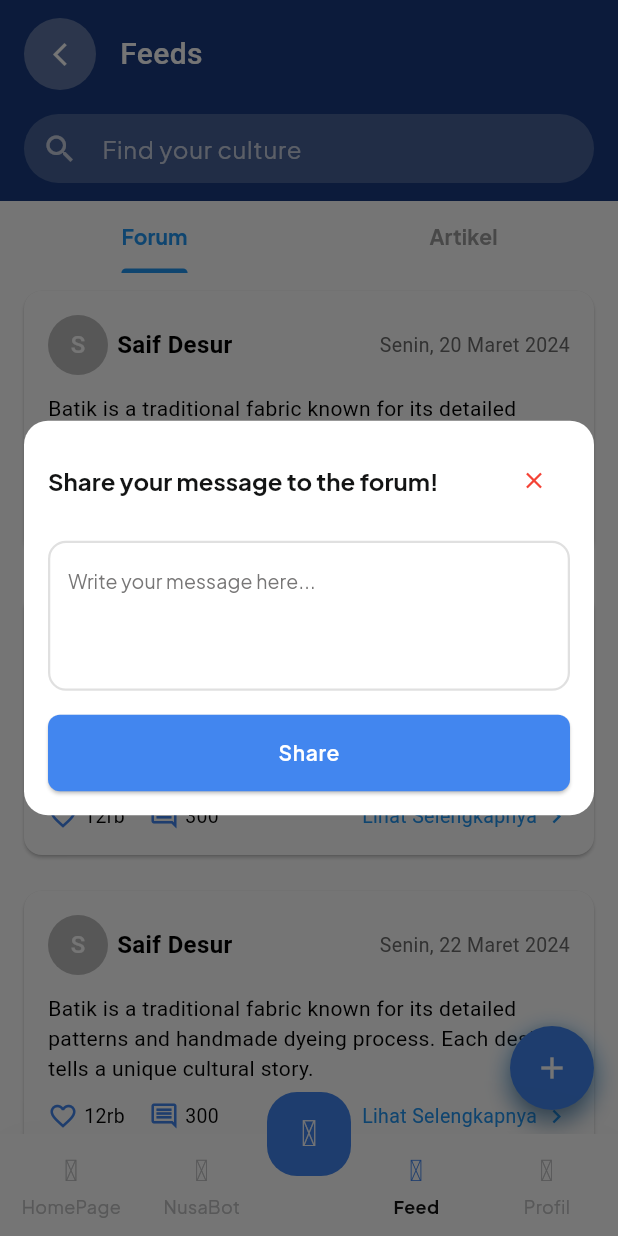
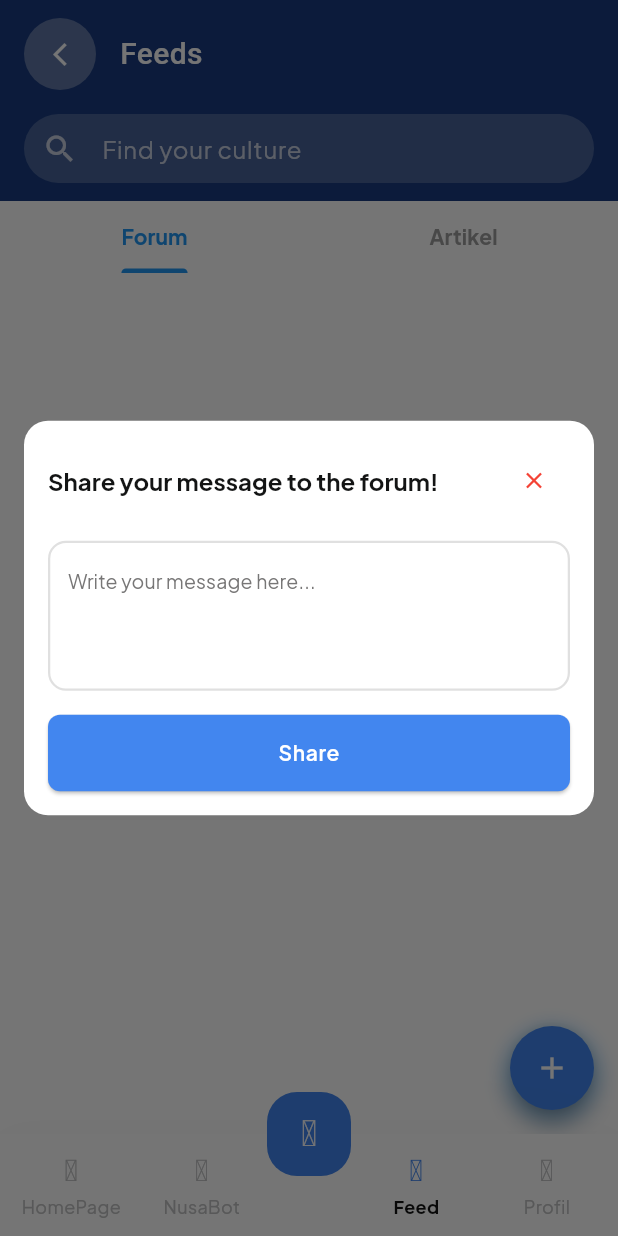
Before and after one commit to ekadanis/Nusa_app, a Flutter app: the FeedsPage screen opened by its route, after a tap on the "add" icon, on a phone screen of 412 x 824 dp. Run offline on Flutter 3.47's test engine with Material 3 defaults, Android fonts, the phone set to English and light mode, and no system bars; drawn by our look-alikes of loader_overlay; our stand-ins replace another_flushbar, auto_route, bloc, camera, cloud_firestore, dartz and 13 more; accounts and stored records are empty; generated files the repository leaves out were written again.

```diff
--- a/lib/features/auth/views/login_page.dart
+++ b/lib/features/auth/views/login_page.dart
@@ -37,7 +37,9 @@ class LoginPage extends StatelessWidget {
               child: _socialLoginButton(
                 context: context,
                 onPressed: () {
+                  print('yo');
                   context.router.push(DashboardRoute());
+                  print('ya');
                 },
                 text: "Sign In Using Google Account",
                 icon: Image.asset(
--- a/lib/features/feeds/views/feeds_page.dart
+++ b/lib/features/feeds/views/feeds_page.dart
@@ -1,10 +1,12 @@
 import 'package:auto_route/auto_route.dart';
+import 'package:cloud_firestore/cloud_firestore.dart';
 import 'package:flutter/material.dart';
 import 'package:nusa_app/core/app_colors.dart';
 import 'package:nusa_app/core/styles.dart';
 import 'package:nusa_app/l10n/l10n.dart';
 import 'package:iconsax_plus/iconsax_plus.dart';
 import 'package:nusa_app/routes/router.dart';
+import 'package:intl/intl.dart';
 
 @RoutePage()
 class FeedsPage extends StatefulWidget {
@@ -19,6 +21,9 @@ class _FeedsPageState extends State<FeedsPage>
   late TabController _tabController;
   int _currentIndex = 0;
   final TextEditingController _postController = TextEditingController();
+
+  final CollectionReference myFeeds =
+      FirebaseFirestore.instance.collection('feeds');
 
   @override
   void initState() {
@@ -157,9 +162,141 @@ class _FeedsPageState extends State<FeedsPage>
   }
 
   Widget _buildForumContent() {
-    return ListView.builder(
-      itemCount: 3,
-      itemBuilder: (context, index) => _buildForumPost(index),
+    return StreamBuilder(
+      stream: myFeeds.snapshots(),
+      builder: (context, AsyncSnapshot<QuerySnapshot> streamSnapShot) {
+        if (streamSnapShot.connectionState == ConnectionState.waiting) {
+          return const Center(child: CircularProgressIndicator());
+        }
+
+        if (streamSnapShot.hasError) {
+          print('Firestore Error: ${streamSnapShot.error}');
+          return Center(
+            child: Text(
+              'Error: ${streamSnapShot.error}',
+              style: const TextStyle(color: Colors.red),
+            ),
+          );
+        }
+
+        final docs = streamSnapShot.data?.docs ?? [];
+
+        if (docs.isEmpty) {
+          return const Center(child: Text('No posts found.'));
+        }
+
+        return ListView.builder(
+          itemCount: docs.length,
+          itemBuilder: (context, index) {
+            final doc = docs[index];
+            final data = doc.data() as Map<String, dynamic>;
+            final content = data['content'] ?? '';
+            final timestamp = data['date'] as Timestamp?;
+            final like = data['like'] ?? 0;
+
+            // Format tanggal
+            final dateStr = timestamp != null
+                ? DateFormat('EEEE, d MMMM yyyy', 'id_ID')
+                    .format(timestamp.toDate())
+                : 'Unknown date';
+
+            return InkWell(
+              onTap: () => context.router.push(const ForumDetailRoute()),
+              child: Card(
+                margin:
+                    const EdgeInsets.symmetric(horizontal: 16, vertical: 12),
+                elevation: 1,
+                shape: RoundedRectangleBorder(
+                  borderRadius: BorderRadius.circular(12),
+                ),
+                child: Padding(
+                  padding: const EdgeInsets.all(16),
+                  child: Column(
+                    crossAxisAlignment: CrossAxisAlignment.start,
+                    children: [
+                      // Header: Avatar & Author & Date
+                      Row(
+                        mainAxisAlignment: MainAxisAlignment.spaceBetween,
+                        children: [
+                          Row(
+                            children: [
+                              CircleAvatar(
+                                backgroundColor: Colors.grey[400],
+                                child: const Text('S',
+                                    style: TextStyle(color: Colors.white)),
+                              ),
+                              const SizedBox(width: 6),
+                              const Text(
+                                'Saif Desur',
+                                style: TextStyle(
+                                  fontWeight: FontWeight.bold,
+                                  fontSize: 16,
+                                ),
+                              ),
+                            ],
+                          ),
+                          Text(
+                            dateStr,
+                            style: TextStyle(
+                              color: AppColors.grey300,
+                              fontSize: 13,
+                            ),
+                          ),
+                        ],
+                      ),
+
+                      const SizedBox(height: 12),
+
+                      // Content
+                      Text(
+                        content,
+                        style: const TextStyle(fontSize: 14),
+                      ),
+
+                      const SizedBox(height: 12),
+
+                      // Likes & Comments Row
+                      Row(
+                        mainAxisAlignment: MainAxisAlignment.spaceBetween,
+                        children: [
+                          Row(
+                            children: [
+                              const Icon(Icons.favorite_border,
+                                  color: AppColors.primary50, size: 20),
+                              const SizedBox(width: 4),
+                              Text('$like',
+                                  style: const TextStyle(fontSize: 13)),
+                              const SizedBox(width: 16),
+                              const Icon(Icons.comment_outlined,
+                                  color: AppColors.primary50, size: 20),
+                              const SizedBox(width: 4),
+                              const Text('300',
+                                  style:
+                                      TextStyle(fontSize: 13)), // placeholder
+                            ],
+                          ),
+                          Row(
+                            children: const [
+                              Text(
+                                'Lihat Selengkapnya',
+                                style:
+                                    TextStyle(color: Colors.blue, fontSize: 13),
+                              ),
+                              SizedBox(width: 4),
+                              Icon(Icons.chevron_right,
+                                  color: Colors.blue, size: 18),
+                            ],
+                          ),
+                        ],
+                      ),
+                    ],
+                  ),
+                ),
+              ),
+            );
+          },
+        );
+      },
     );
   }
 
@@ -206,99 +343,6 @@ class _FeedsPageState extends State<FeedsPage>
             _buildCategoryChip("Food & Recipes"),
             _buildCategoryChip("Traditional Wear"),
           ],
-        ),
-      ),
-    );
-  }
-
-  Widget _buildForumPost(int index) {
-    return InkWell(
-      onTap: () => context.router.push(const ForumDetailRoute()),
-      child: Card(
-        margin: const EdgeInsets.symmetric(horizontal: 16, vertical: 12),
-        elevation: 1,
-        shape: RoundedRectangleBorder(
-          borderRadius: BorderRadius.circular(12),
-        ),
-        child: Padding(
-          padding: const EdgeInsets.all(16),
-          child: Column(
-            crossAxisAlignment: CrossAxisAlignment.start,
-            children: [
-              Row(
-                mainAxisAlignment: MainAxisAlignment.spaceBetween,
-                children: [
-                  Row(
-                    children: [
-                      CircleAvatar(
-                        backgroundColor: Colors.grey[400],
-                        child: const Text('S',
-                            style: TextStyle(color: Colors.white)),
-                      ),
-                      SizedBox(
-                        width: 6,
-                      ),
-                      const Text(
-                        'Saif Desur',
-                        style: TextStyle(
-                          fontWeight: FontWeight.bold,
-                          fontSize: 16,
-                        ),
-                      ),
-                    ],
-                  ),
-                  const SizedBox(width: 12),
-                  Column(
-                    crossAxisAlignment: CrossAxisAlignment.start,
-                    children: [
-                      Text(
-                        'Senin, ${20 + index} Maret 2024',
-                        style: TextStyle(
-                          color: AppColors.grey300,
-                          fontSize: 13,
-                        ),
-                      ),
-                    ],
-                  ),
-                ],
-              ),
-              const SizedBox(height: 12),
-              const Text(
-                'Batik is a traditional fabric known for its detailed patterns and handmade dyeing process. Each design tells a unique cultural story.',
-                style: TextStyle(fontSize: 14),
-              ),
-              const SizedBox(height: 12),
-              Row(
-                mainAxisAlignment: MainAxisAlignment.spaceBetween,
-                children: [
-                  Row(
-                    children: [
-                      const Icon(Icons.favorite_border,
-                          color: AppColors.primary50, size: 20),
-                      const SizedBox(width: 4),
-                      const Text('12rb', style: TextStyle(fontSize: 13)),
-                      const SizedBox(width: 16),
-                      Icon(Icons.comment_outlined,
-                          color: AppColors.primary50, size: 20),
-                      const SizedBox(width: 4),
-                      const Text('300', style: TextStyle(fontSize: 13)),
-                    ],
-                  ),
-                  Row(
-                    children: [
-                      const Text(
-                        'Lihat Selengkapnya',
-                        style: TextStyle(color: Colors.blue, fontSize: 13),
-                      ),
-                      const SizedBox(width: 4),
-                      const Icon(Icons.chevron_right,
-                          color: Colors.blue, size: 18),
-                    ],
-                  ),
-                ],
-              ),
-            ],
-          ),
         ),
       ),
     );
--- a/pubspec.yaml
+++ b/pubspec.yaml
@@ -42,9 +42,9 @@ dependencies:
   camera: ^0.11.1
   flutter_svg: ^2.1.0
   page_transition: ^2.1.0
-  #firebase_core: ^3.13.1
-  #firebase_auth: ^5.5.4
-  #cloud_firestore: ^5.6.8
+  firebase_core: ^3.13.1
+  firebase_auth: ^5.5.4
+  cloud_firestore: ^5.6.8
 
 dev_dependencies:
   flutter_test:
```
Also changed, not shown: lib/main.dart (+5 -2 lines), assets/icons/google.png (added), firebase.json (added), lib/firebase_options.dart (added), pubspec.lock, 1 other file.
